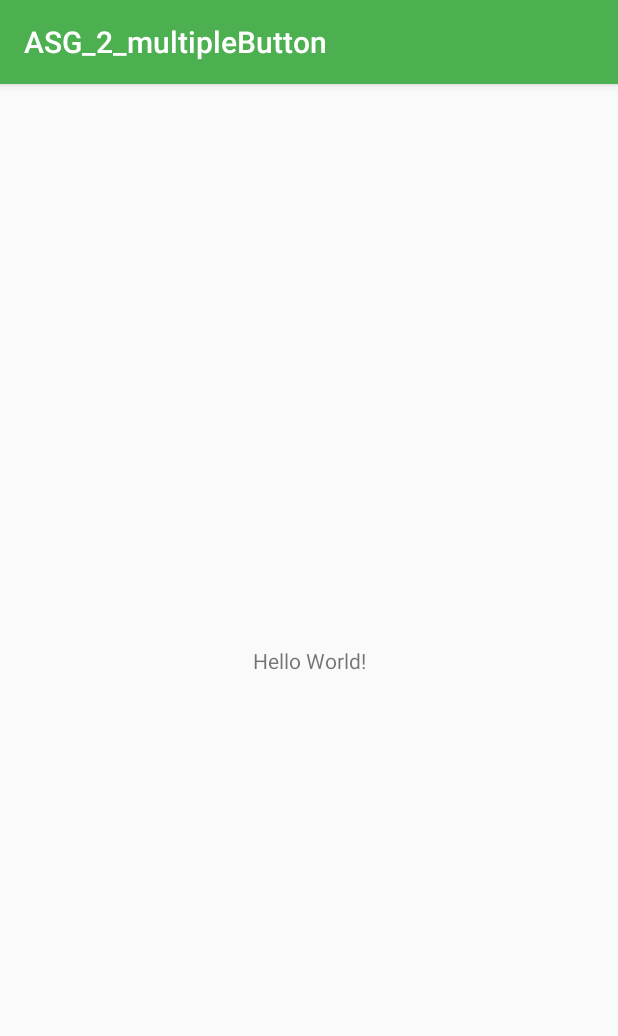
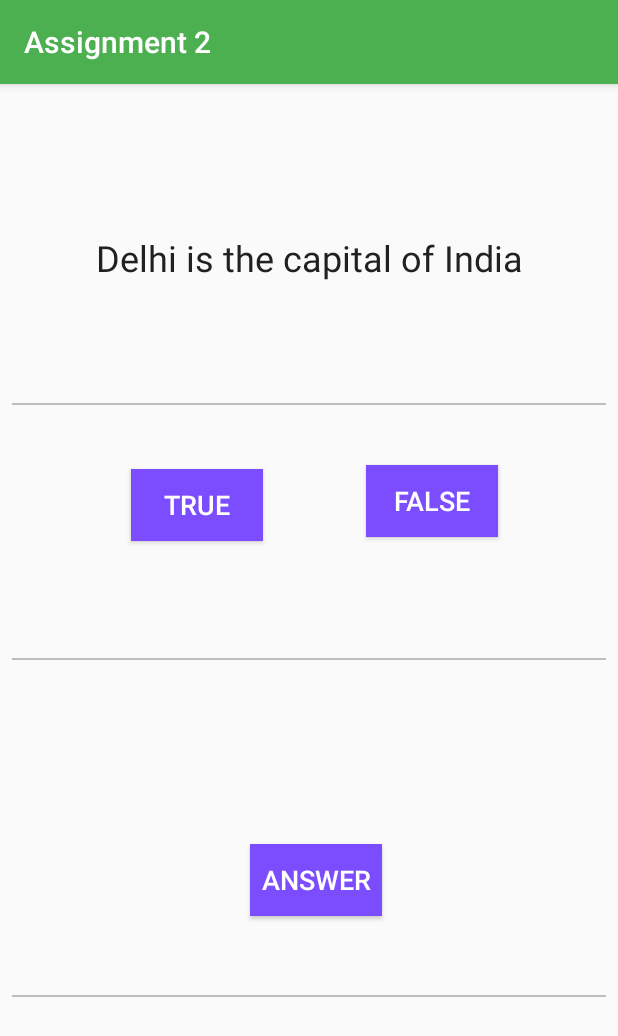
Before and after one commit to JaydeepMandal/ASG_2_multipleButton, an Android app: the screen it shows after launch (MainActivity), on a phone screen of 412 x 824 dp. Shown: the top 1036 px of the screen. Run offline under Robolectric (Android 15) with nearby library versions, the phone set to English and light mode, and no system bars.

Commit message:
designed the UI changed minimum sdk to 21

```diff
--- a/app/build.gradle
+++ b/app/build.gradle
@@ -5,7 +5,7 @@ android {
     buildToolsVersion "25.0.3"
     defaultConfig {
         applicationId "com.example.ee.asg_2_multiplebutton"
-        minSdkVersion 15
+        minSdkVersion 21
         targetSdkVersion 25
         versionCode 1
         versionName "1.0"
--- a/app/src/main/AndroidManifest.xml
+++ b/app/src/main/AndroidManifest.xml
@@ -9,7 +9,9 @@
         android:roundIcon="@mipmap/ic_launcher_round"
         android:supportsRtl="true"
         android:theme="@style/AppTheme">
-        <activity android:name=".MainActivity">
+        <activity
+            android:name=".MainActivity"
+            android:screenOrientation="portrait">
             <intent-filter>
                 <action android:name="android.intent.action.MAIN" />
 
--- a/app/src/main/res/layout/activity_main.xml
+++ b/app/src/main/res/layout/activity_main.xml
@@ -7,12 +7,130 @@
     tools:context="com.example.ee.asg_2_multiplebutton.MainActivity">
 
     <TextView
+        android:id="@+id/textView"
         android:layout_width="wrap_content"
         android:layout_height="wrap_content"
-        android:text="Hello World!"
+        android:text="@string/textQuestion"
+        android:textColor="@color/primary_text"
+        android:textSize="24sp"
         app:layout_constraintBottom_toBottomOf="parent"
         app:layout_constraintLeft_toLeftOf="parent"
         app:layout_constraintRight_toRightOf="parent"
-        app:layout_constraintTop_toTopOf="parent" />
+        app:layout_constraintTop_toTopOf="parent"
+        app:layout_constraintVertical_bias="0.135" />
+
+    <View
+        android:layout_height="1dp"
+        android:layout_width="0dp"
+        android:background="@color/divider"
+        android:layout_marginRight="8dp"
+        app:layout_constraintRight_toRightOf="parent"
+        android:layout_marginLeft="8dp"
+        app:layout_constraintLeft_toLeftOf="parent"
+        app:layout_constraintHorizontal_bias="0.0"
+        app:layout_constraintTop_toTopOf="parent"
+        android:layout_marginTop="8dp"
+        app:layout_constraintBottom_toBottomOf="parent"
+        android:layout_marginBottom="8dp"
+        app:layout_constraintVertical_bias="0.273"
+        android:layout_marginStart="8dp"
+        android:layout_marginEnd="8dp" />
+
+    <Button
+        android:id="@+id/button1"
+        style="@android:style/Widget.Material.Button"
+        android:layout_width="wrap_content"
+        android:layout_height="wrap_content"
+        android:layout_marginBottom="8dp"
+        android:layout_marginEnd="8dp"
+        android:layout_marginStart="87dp"
+        android:layout_marginTop="91dp"
+        android:background="@color/colorAccent"
+        android:elevation="24dp"
+        android:text="@string/textTrue"
+        android:textColor="@android:color/white"
+        android:textSize="18sp"
+        app:layout_constraintBottom_toTopOf="@+id/button3"
+        app:layout_constraintHorizontal_bias="0.0"
+        app:layout_constraintLeft_toLeftOf="parent"
+        app:layout_constraintRight_toRightOf="parent"
+        app:layout_constraintTop_toBottomOf="@+id/textView"
+        app:layout_constraintVertical_bias="0.147" />
+
+    <Button
+        android:id="@+id/button2"
+        style="@android:style/Widget.Material.Button"
+        android:layout_width="wrap_content"
+        android:layout_height="wrap_content"
+        android:layout_marginBottom="8dp"
+        android:layout_marginEnd="80dp"
+        android:layout_marginTop="91dp"
+        android:background="@color/colorAccent"
+        android:elevation="24dp"
+        android:text="@string/textFalse"
+        android:textColor="@android:color/white"
+        android:textSize="18sp"
+        app:layout_constraintBottom_toTopOf="@+id/button3"
+        app:layout_constraintHorizontal_bias="1.0"
+        app:layout_constraintLeft_toRightOf="@+id/button1"
+        app:layout_constraintRight_toRightOf="parent"
+        app:layout_constraintTop_toBottomOf="@+id/textView"
+        app:layout_constraintVertical_bias="0.136" />
+
+    <View
+        android:layout_width="0dp"
+        android:layout_height="1dp"
+        android:layout_marginBottom="8dp"
+        android:layout_marginEnd="8dp"
+        android:layout_marginLeft="8dp"
+        android:layout_marginRight="8dp"
+        android:layout_marginStart="8dp"
+        android:layout_marginTop="8dp"
+        android:background="@color/divider"
+        app:layout_constraintBottom_toBottomOf="parent"
+        app:layout_constraintHorizontal_bias="0.498"
+        app:layout_constraintLeft_toLeftOf="parent"
+        app:layout_constraintRight_toRightOf="parent"
+        app:layout_constraintTop_toTopOf="parent"
+        app:layout_constraintVertical_bias="0.499"
+        android:id="@+id/view2" />
+
+    <Button
+        android:id="@+id/button3"
+        style="@android:style/Widget.Material.Button"
+        android:layout_width="wrap_content"
+        android:layout_height="wrap_content"
+        android:layout_marginBottom="196dp"
+        android:layout_marginEnd="80dp"
+        android:layout_marginStart="8dp"
+        android:layout_marginTop="8dp"
+        android:background="@color/colorAccent"
+        android:elevation="24dp"
+        android:text="@string/textAns"
+        android:textColor="@android:color/white"
+        android:textSize="18sp"
+        app:layout_constraintBottom_toBottomOf="parent"
+        app:layout_constraintHorizontal_bias="0.671"
+        app:layout_constraintLeft_toLeftOf="parent"
+        app:layout_constraintRight_toRightOf="parent"
+        app:layout_constraintTop_toBottomOf="@+id/textView"
+        app:layout_constraintVertical_bias="0.955" />
+
+    <View
+        android:layout_width="0dp"
+        android:layout_height="1dp"
+        android:layout_marginBottom="159dp"
+        android:layout_marginEnd="8dp"
+        android:layout_marginLeft="8dp"
+        android:layout_marginRight="8dp"
+        android:layout_marginStart="8dp"
+        android:background="@color/divider"
+        app:layout_constraintBottom_toBottomOf="parent"
+        app:layout_constraintHorizontal_bias="0.545"
+        app:layout_constraintLeft_toLeftOf="parent"
+        app:layout_constraintRight_toRightOf="parent"
+        app:layout_constraintTop_toTopOf="parent"
+        android:layout_marginTop="8dp"
+        app:layout_constraintVertical_bias="1.0" />
 
 </android.support.constraint.ConstraintLayout>
--- a/app/src/main/res/values/colors.xml
+++ b/app/src/main/res/values/colors.xml
@@ -2,5 +2,8 @@
 <resources>
     <color name="colorPrimary">#4CAF50</color>
     <color name="colorPrimaryDark">#388E3C</color>
-    <color name="colorAccent">#7C4DFF</color>
+    <color name="colorAccent">#7c4dff</color>
+    <color name="primary_text">#212121</color>
+    <color name="divider">#BDBDBD</color>
+
 </resources>
--- a/app/src/main/res/values/strings.xml
+++ b/app/src/main/res/values/strings.xml
@@ -1,3 +1,7 @@
 <resources>
-    <string name="app_name">ASG_2_multipleButton</string>
+    <string name="app_name">Assignment 2</string>
+    <string name="textQuestion">Delhi is the capital of India</string>
+    <string name="textTrue">TRUE</string>
+    <string name="textFalse">FALSE</string>
+    <string name="textAns">ANSWER</string>
 </resources>
```
